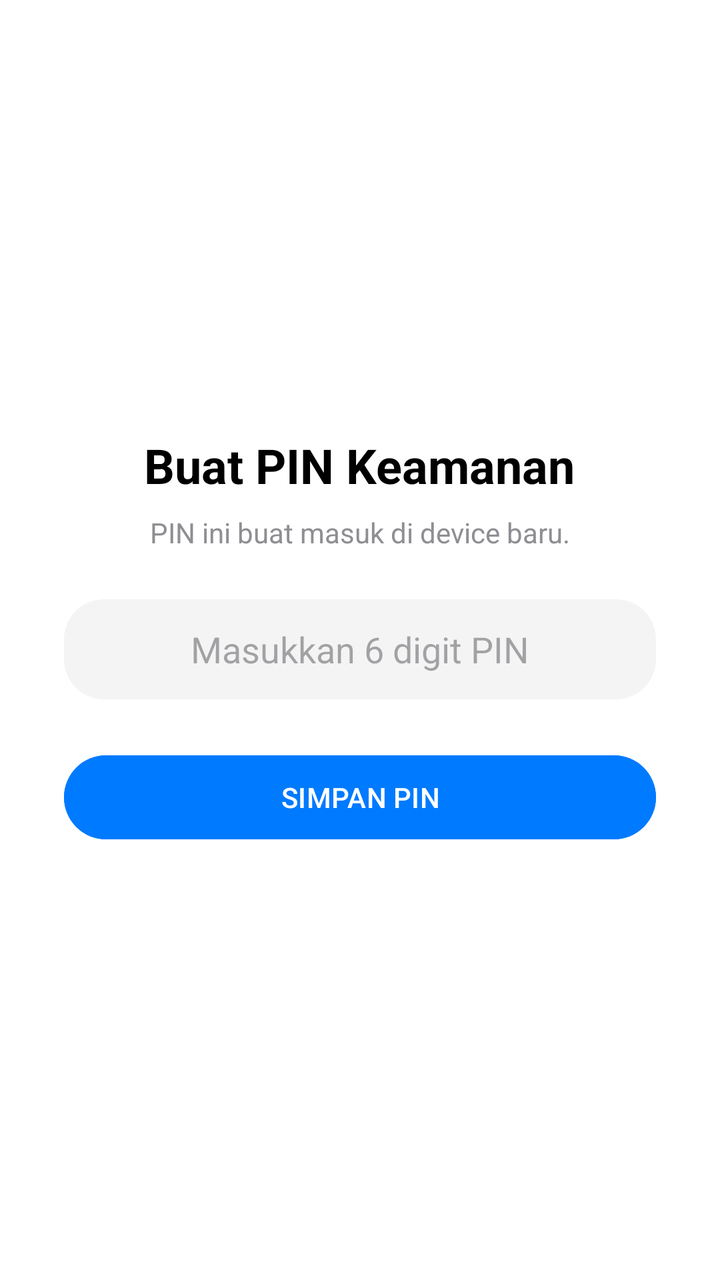
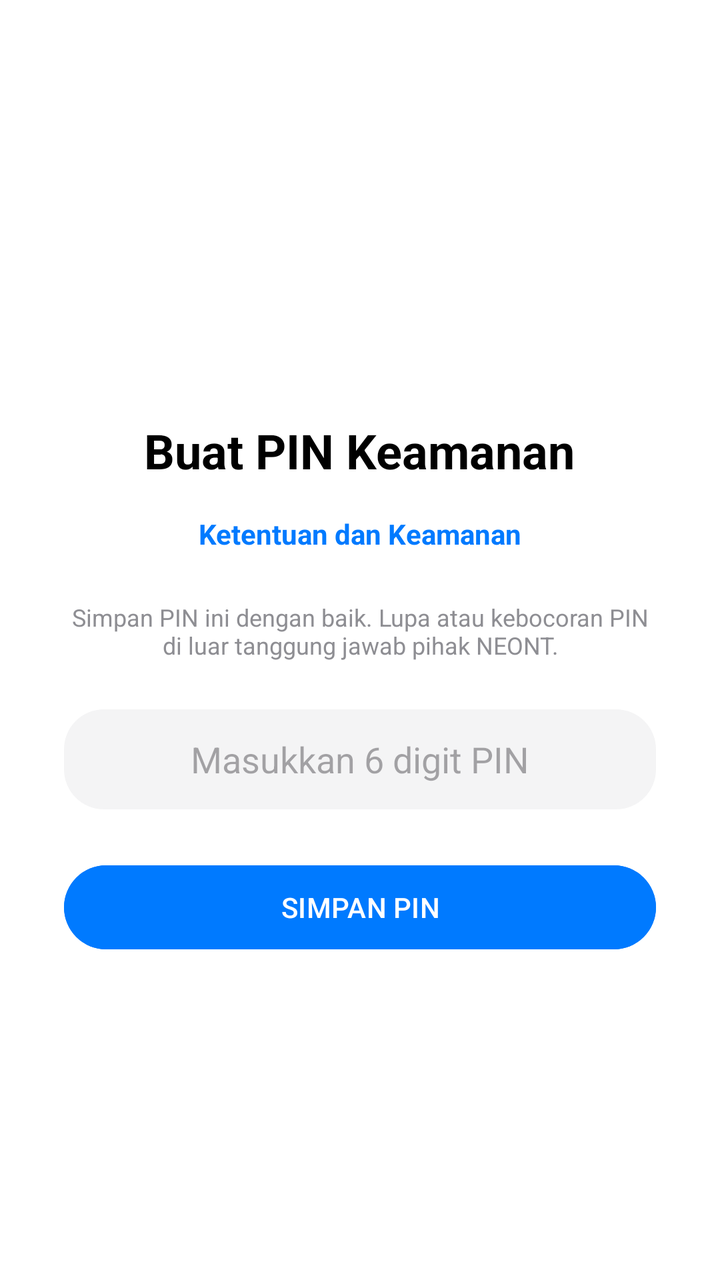

Compare the two renders of this Android layout. The source of the first and the diff that turns it into the second are given below.
<!-- AndroidManifest.xml: application theme Theme.Material3.Light.NoActionBar -->
<!-- res/layout/activity_pin.xml -->
<?xml version="1.0" encoding="utf-8"?>
<LinearLayout xmlns:android="http://schemas.android.com/apk/res/android"
    android:layout_width="match_parent" android:layout_height="match_parent"
    android:orientation="vertical" android:padding="32dp" android:gravity="center"
    android:background="@color/tg_bg">

    <TextView android:layout_width="wrap_content" android:layout_height="wrap_content"
        android:text="Buat PIN Keamanan" android:textSize="24sp" android:textStyle="bold"
        android:textColor="@color/tg_text" android:layout_marginBottom="8dp"/>

    <TextView android:layout_width="wrap_content" android:layout_height="wrap_content"
        android:text="PIN ini buat masuk di device baru." android:textColor="@color/tg_text_gray"
        android:layout_marginBottom="24dp"/>

    <EditText android:id="@+id/etPin" android:layout_width="match_parent" android:layout_height="50dp"
        android:hint="Masukkan 6 digit PIN" android:inputType="number" android:maxLength="6"
        android:background="@drawable/bg_search_telegram" android:padding="12dp"
        android:textAlignment="center" android:textSize="18sp" android:layout_marginBottom="24dp"/>

    <Button android:id="@+id/btnSavePin" android:layout_width="match_parent" android:layout_height="50dp"
        android:text="SIMPAN PIN" android:backgroundTint="@color/tg_blue" android:textColor="#FFFFFF"/>
</LinearLayout>
<!-- resources referenced by this layout -->
<resources>
  <color name="tg_bg">#FFFFFF</color>
  <color name="tg_blue">#007AFF</color>
  <color name="tg_text">#000000</color>
  <color name="tg_text_gray">#8E8E93</color>
  <!-- drawable bg_search_telegram (drawable) -->
  <?xml version="1.0" encoding="utf-8"?>
  <shape xmlns:android="http://schemas.android.com/apk/res/android">
      <solid android:color="@color/tg_bg_gray" />
      <corners android:radius="20dp" />
  </shape>
  <color name="tg_bg_gray">#F4F4F5</color>
</resources>

<!-- the commit's change to res/layout/activity_pin.xml (unified diff, before → after) -->
@@ -1,22 +1,35 @@
 <?xml version="1.0" encoding="utf-8"?>
-<LinearLayout xmlns:android="http://schemas.android.com/apk/res/android"
+<ScrollView xmlns:android="http://schemas.android.com/apk/res/android"
     android:layout_width="match_parent" android:layout_height="match_parent"
-    android:orientation="vertical" android:padding="32dp" android:gravity="center"
-    android:background="@color/tg_bg">
+    android:background="@color/tg_bg" android:fillViewport="true">
 
-    <TextView android:layout_width="wrap_content" android:layout_height="wrap_content"
-        android:text="Buat PIN Keamanan" android:textSize="24sp" android:textStyle="bold"
-        android:textColor="@color/tg_text" android:layout_marginBottom="8dp"/>
+    <LinearLayout
+        android:layout_width="match_parent" android:layout_height="wrap_content"
+        android:orientation="vertical" android:padding="32dp" android:gravity="center">
 
-    <TextView android:layout_width="wrap_content" android:layout_height="wrap_content"
-        android:text="PIN ini buat masuk di device baru." android:textColor="@color/tg_text_gray"
-        android:layout_marginBottom="24dp"/>
+        <TextView android:layout_width="wrap_content" android:layout_height="wrap_content"
+            android:text="Buat PIN Keamanan" android:textSize="24sp" android:textStyle="bold"
+            android:textColor="@color/tg_text" android:layout_marginBottom="16dp" android:layout_marginTop="48dp"/>
 
-    <EditText android:id="@+id/etPin" android:layout_width="match_parent" android:layout_height="50dp"
-        android:hint="Masukkan 6 digit PIN" android:inputType="number" android:maxLength="6"
-        android:background="@drawable/bg_search_telegram" android:padding="12dp"
-        android:textAlignment="center" android:textSize="18sp" android:layout_marginBottom="24dp"/>
+        
+        <TextView android:id="@+id/tvKetentuan"
+            android:layout_width="wrap_content" android:layout_height="wrap_content"
+            android:text="Ketentuan dan Keamanan" android:textColor="@color/tg_blue"
+            android:textStyle="bold" android:textSize="14sp"
+            android:layout_marginBottom="24dp"/>
 
-    <Button android:id="@+id/btnSavePin" android:layout_width="match_parent" android:layout_height="50dp"
-        android:text="SIMPAN PIN" android:backgroundTint="@color/tg_blue" android:textColor="#FFFFFF"/>
-</LinearLayout>
+        
+        <TextView android:layout_width="match_parent" android:layout_height="wrap_content"
+            android:text="Simpan PIN ini dengan baik. Lupa atau kebocoran PIN di luar tanggung jawab pihak NEONT."
+            android:textColor="@color/tg_text_gray" android:textSize="12sp"
+            android:layout_marginBottom="24dp" android:textAlignment="center"/>
+
+        <EditText android:id="@+id/etPin" android:layout_width="match_parent" android:layout_height="50dp"
+            android:hint="Masukkan 6 digit PIN" android:inputType="number" android:maxLength="6"
+            android:background="@drawable/bg_search_telegram" android:padding="12dp"
+            android:textAlignment="center" android:textSize="18sp" android:layout_marginBottom="24dp"/>
+
+        <Button android:id="@+id/btnSavePin" android:layout_width="match_parent" android:layout_height="50dp"
+            android:text="SIMPAN PIN" android:backgroundTint="@color/tg_blue" android:textColor="#FFFFFF"/>
+    </LinearLayout>
+</ScrollView>
